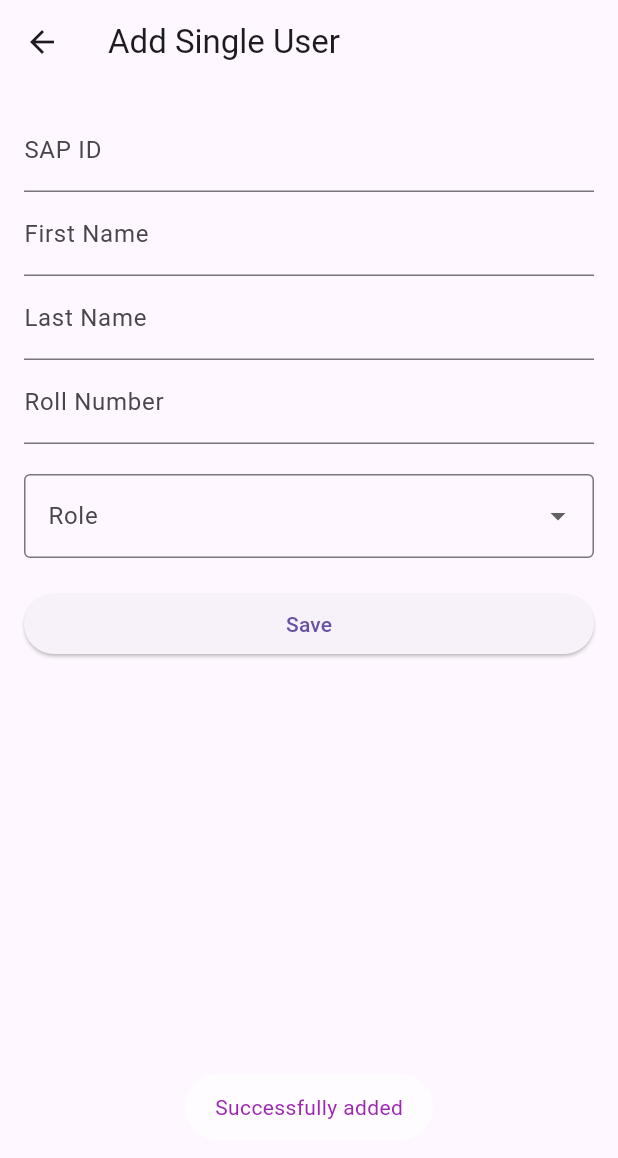
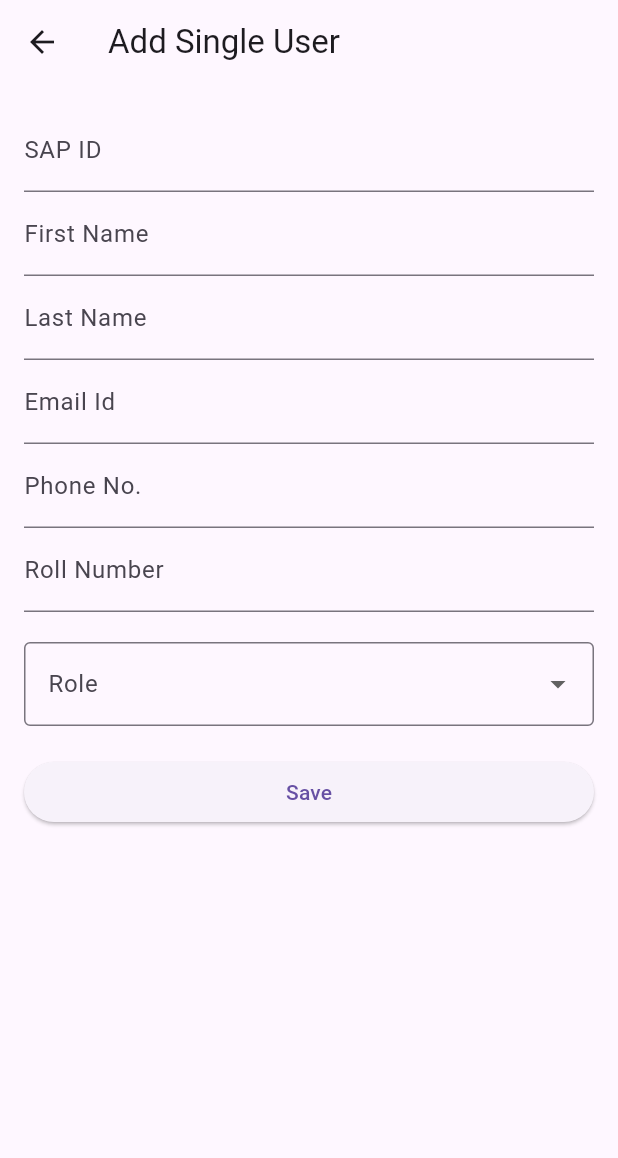
Before and after one commit to VeerNagda/StudentTrackerUI, a Flutter app: the AddSingleUserPage screen opened by its route, after a tap on "Save", on a phone screen of 412 x 824 dp. Shown: the top 1158 px of the screen. Run offline on Flutter 3.47's test engine with Material 3 defaults, Android fonts, the phone set to English and light mode, and no system bars; our stand-ins replace camera, connectivity_plus, file_picker, flutter_local_notifications, flutter_map, fluttertoast and 7 more; missing offline and left inert: flutter_background_service, flutter_background_service_android, flutter_map_cancellable_tile_provider, flutter_map_location_marker; accounts and stored records are empty.

Commit message:
added insert single user API

```diff
--- a/lib/screens/AddSingleUser.dart
+++ b/lib/screens/AddSingleUser.dart
@@ -1,10 +1,13 @@
+import 'dart:convert';
+
 import 'package:flutter/material.dart';
 import 'package:fluttertoast/fluttertoast.dart';
+import 'package:ui/services/api_service.dart';
 
 enum UserRole { Admin, Student }
 
 class AddSingleUserPage extends StatefulWidget {
-  const AddSingleUserPage({super.key });
+  const AddSingleUserPage({super.key});
 
   @override
   _AddSingleUserPageState createState() => _AddSingleUserPageState();
@@ -14,6 +17,8 @@ class _AddSingleUserPageState extends State<AddSingleUserPage> {
   TextEditingController sapIdController = TextEditingController();
   TextEditingController firstNameController = TextEditingController();
   TextEditingController lastNameController = TextEditingController();
+  TextEditingController emailController = TextEditingController();
+  TextEditingController phoneController = TextEditingController();
   TextEditingController rollNumberController = TextEditingController();
   UserRole? selectedRole;
 
@@ -40,6 +45,14 @@ class _AddSingleUserPageState extends State<AddSingleUserPage> {
             TextField(
               controller: lastNameController,
               decoration: const InputDecoration(labelText: 'Last Name'),
+            ),
+            TextField(
+              controller: emailController,
+              decoration: const InputDecoration(labelText: 'Email Id'),
+            ),
+            TextField(
+              controller: phoneController,
+              decoration: const InputDecoration(labelText: 'Phone No.'),
             ),
             TextField(
               controller: rollNumberController,
@@ -81,6 +94,8 @@ class _AddSingleUserPageState extends State<AddSingleUserPage> {
     String sapId = sapIdController.text;
     String firstName = firstNameController.text;
     String lastName = lastNameController.text;
+    String email = emailController.text;
+    String phone = phoneController.text;
     String rollNumber = rollNumberController.text;
     int roleValue;
 
@@ -91,23 +106,30 @@ class _AddSingleUserPageState extends State<AddSingleUserPage> {
       roleValue = 1;
     }
 
-    print('SAP ID: $sapId');
-    print('First Name: $firstName');
-    print('Last Name: $lastName');
-    print('Roll Number: $rollNumber');
-    print('Role: $selectedRole');
-
-    sapIdController.clear();
-    firstNameController.clear();
-    lastNameController.clear();
-    rollNumberController.clear();
-
-    Fluttertoast.showToast(
-      msg: 'Successfully added',
-      toastLength: Toast.LENGTH_SHORT,
-      gravity: ToastGravity.BOTTOM,
-      backgroundColor: Colors.white60,
-      textColor: Colors.purple,
+    Map<String, dynamic> data = {
+      "sapId": sapId,
+      "firstName": firstName,
+      "lastName": lastName,
+      "rollNumber": rollNumber,
+      "email": email,
+      "phone": phone,
+      "role": roleValue
+    };
+    print(jsonEncode(data));
+    APIService.doPostInsert(
+            context: context, data: data, path: "/admin/user/create-single-user")
+        .then(
+      (value) => {
+        if (value == 201)
+          {
+            sapIdController.clear(),
+            firstNameController.clear(),
+            lastNameController.clear(),
+            rollNumberController.clear(),
+            phoneController.clear(),
+            emailController.clear(),
+          }
+      },
     );
   }
 
@@ -117,6 +139,8 @@ class _AddSingleUserPageState extends State<AddSingleUserPage> {
     firstNameController.dispose();
     lastNameController.dispose();
     rollNumberController.dispose();
+    phoneController.dispose();
+    emailController.dispose();
     super.dispose();
   }
 }
```
